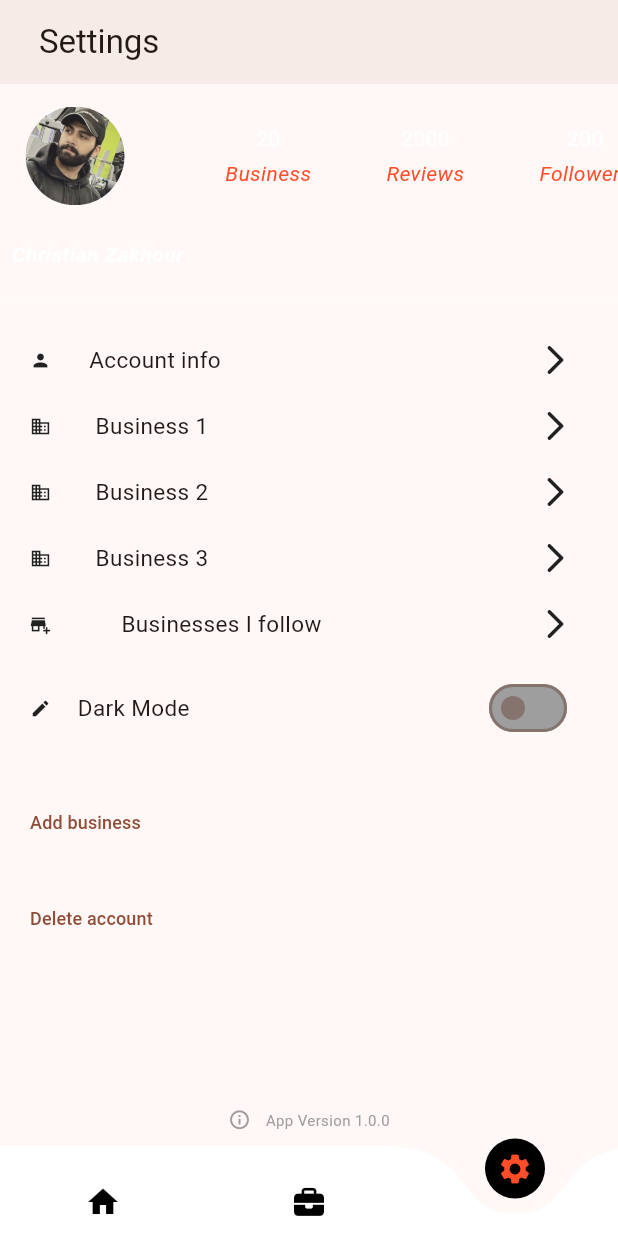
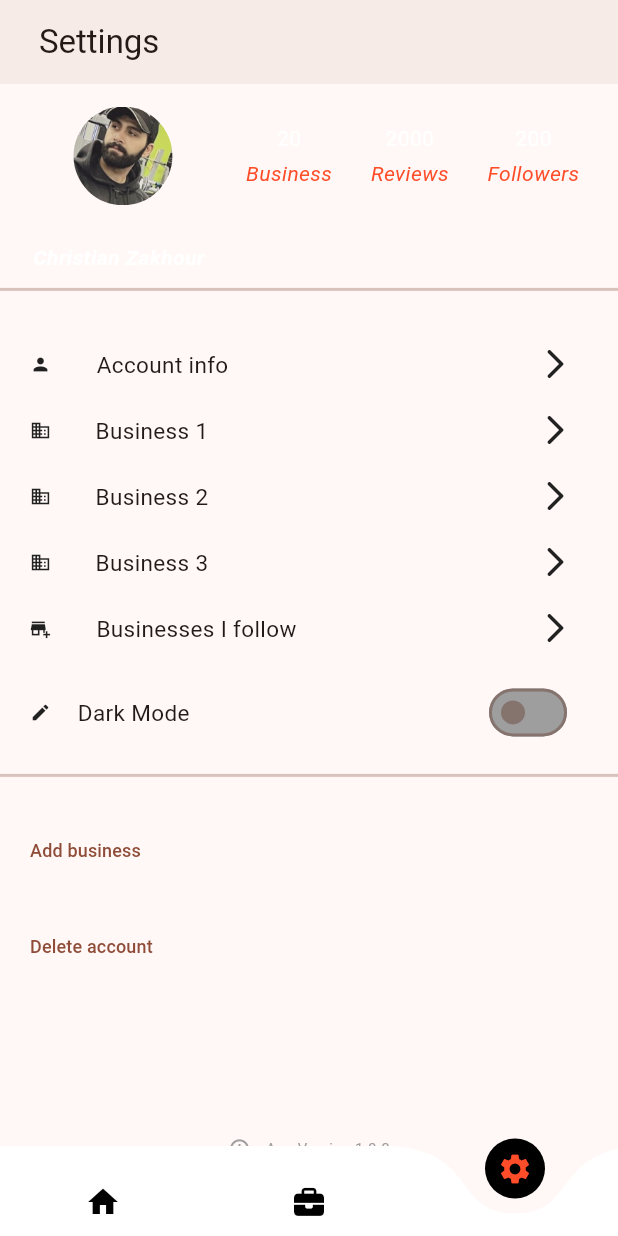
Before and after one commit to Mega-bee/BrandSome, a Flutter app: the screen it shows after launch, item 3 of the bottom bar chosen, on a phone screen of 412 x 824 dp. Run offline on Flutter 3.47's test engine with Material 2 defaults, Android fonts, the phone set to English and light mode, and no system bars; drawn by our look-alikes of curved_navigation_bar; our stand-ins replace equatable, flutter_bloc, flutter_svg, font_awesome_flutter, google_fonts, hive and 3 more; accounts and stored records are empty; network calls fail; Roboto replaces fonts that are missing (Dubai).

Commit message:
settings

```diff
--- a/lib/setting_module/ui/screen/setting_screen.dart
+++ b/lib/setting_module/ui/screen/setting_screen.dart
@@ -40,61 +40,91 @@ class _SettingsScreenState extends State<SettingsScreen> {
       body: SingleChildScrollView(
         child: Column(
           children: [
-                    Row(
-                      children: [
+            Row(mainAxisAlignment: MainAxisAlignment.spaceEvenly, children: [
               Padding(
                   padding: const EdgeInsets.all(15.0),
                   child: Container(
-                            height: MediaQuery.of(context).size.height*0.08,
-                            width:MediaQuery.of(context).size.width*0.17,
-
+                    height: MediaQuery.of(context).size.height * 0.08,
+                    width: MediaQuery.of(context).size.width * 0.20,
                     child: CircleAvatar(
-                              foregroundImage: AssetImage("assets/images/IMG_0095.JPG",),
-                              radius:120,
-
+                      foregroundImage: AssetImage(
+                        "assets/images/IMG_0095.JPG",
+                      ),
+                      radius: 60,
                       backgroundColor: Colors.transparent,
                     ),
-                            // Text("C",style: TextStyle(fontSize: 50,color: Colors.white),),)
                   )),
-                        SizedBox(width: 50,),
-                        Column(children: [
-                          Text("20",style: TextStyle(color: Colors.white,)),
-                          SizedBox(height: 3,
+              Column(
+                children: [
+                  Text("20",
+                      style: TextStyle(
+                        color: Colors.white,
+                      )),
+                  SizedBox(
+                    height: 3,
                   ),
-                          Text("Business",style: TextStyle(color: primaryColor,fontStyle: FontStyle.italic),),
-                        ],),
-                        SizedBox(width: 50,),
-                        Column(children: [
-                          Text("2000",style: TextStyle(color: Colors.white,)),
-                          SizedBox(height: 3,
+                  Text(
+                    "Business",
+                    style: TextStyle(
+                        color: primaryColor, fontStyle: FontStyle.italic),
                   ),
-                          Text("Reviews",style: TextStyle(color: primaryColor,fontStyle: FontStyle.italic),),
-                        ],),
-                        SizedBox(width: 50,),
-                        Column(children: [
-                          Text("200",style: TextStyle(color: Colors.white,)),
-                          SizedBox(height: 3,
+                ],
               ),
-                          Text("Followers",style: TextStyle(color: primaryColor,fontStyle: FontStyle.italic),),
-                        ],),
-
+              Column(
+                children: [
+                  Text("2000",
+                      style: TextStyle(
+                        color: Colors.white,
+                      )),
+                  SizedBox(
+                    height: 3,
+                  ),
+                  Text(
+                    "Reviews",
+                    style: TextStyle(
+                        color: primaryColor, fontStyle: FontStyle.italic),
+                  ),
+                ],
+              ),
+              Column(
+                children: [
+                  Text("200",
+                      style: TextStyle(
+                        color: Colors.white,
+                      )),
+                  SizedBox(
+                    height: 3,
+                  ),
+                  Text(
+                    "Followers",
+                    style: TextStyle(
+                        color: primaryColor, fontStyle: FontStyle.italic),
+                  ),
+                ],
+              ),
             ]),
             Padding(
-                      padding: const EdgeInsets.all(8.0),
+              padding: const EdgeInsetsDirectional.only(start: 22.0,top: 10),
               child: Align(
                   alignment: Alignment.centerLeft,
-                          child: Text("Christian Zakhour ",style: TextStyle(color:Colors.white,fontSize: 14,fontWeight: FontWeight.bold,fontStyle: FontStyle.italic),)),
+                  child: Text(
+                    "Christian Zakhour ",
+                    style: TextStyle(
+                        color: Colors.white,
+                        fontSize: 14,
+                        fontWeight: FontWeight.bold,
+                        fontStyle: FontStyle.italic),
+                  )),
             ),
-
             SizedBox(
-                      height: 10,
+              height: 3,
             ),
-            Container(color:Colors.white,height: 0.1,),
-
+        Divider(
+          thickness: 2,
+        ),
             SizedBox(
               height: 30,
             ),
-
             InkWell(
               onTap: () {
                 Navigator.push(
@@ -103,9 +133,9 @@ class _SettingsScreenState extends State<SettingsScreen> {
                 );
               },
               child: Padding(
-                padding: const EdgeInsets.only(
-                  left: 20.0,
-                  right: 30,
+                padding: const EdgeInsetsDirectional.only(
+                  start: 20.0,
+                  end: 30,
                 ),
                 child: Row(
                   mainAxisAlignment: MainAxisAlignment.spaceBetween,
@@ -121,7 +151,7 @@ class _SettingsScreenState extends State<SettingsScreen> {
                       ),
                     ),
                     SizedBox(
-                      width: 160,
+                      width: 145,
                     ),
                     Icon(
                       Icons.arrow_forward_ios_rounded,
@@ -133,7 +163,6 @@ class _SettingsScreenState extends State<SettingsScreen> {
             SizedBox(
               height: 20,
             ),
-
             Padding(
               padding: const EdgeInsets.only(
                 left: 20.0,
@@ -162,7 +191,6 @@ class _SettingsScreenState extends State<SettingsScreen> {
             SizedBox(
               height: 20,
             ),
-
             Padding(
               padding: const EdgeInsets.only(
                 left: 20.0,
@@ -191,7 +219,6 @@ class _SettingsScreenState extends State<SettingsScreen> {
             SizedBox(
               height: 20,
             ),
-
             Padding(
               padding: const EdgeInsets.only(
                 left: 20.0,
@@ -220,7 +247,6 @@ class _SettingsScreenState extends State<SettingsScreen> {
             SizedBox(
               height: 20,
             ),
-
             InkWell(
               onTap: () {
                 Navigator.push(
@@ -245,7 +271,7 @@ class _SettingsScreenState extends State<SettingsScreen> {
                           fontSize: 15,
                         )),
                     SizedBox(
-                      width: 50,
+                      width: 100,
                     ),
                     Icon(
                       Icons.arrow_forward_ios_rounded,
@@ -257,11 +283,10 @@ class _SettingsScreenState extends State<SettingsScreen> {
             SizedBox(
               height: 20,
             ),
-
             Padding(
-              padding: const EdgeInsets.only(
-                left: 20.0,
-                right: 30,
+              padding: const EdgeInsetsDirectional.only(
+                start: 20.0,
+                end: 30,
               ),
               child: Row(
                 mainAxisAlignment: MainAxisAlignment.spaceBetween,
@@ -297,14 +322,9 @@ class _SettingsScreenState extends State<SettingsScreen> {
             SizedBox(
               height: 10,
             ),
-
-            Container(
-              color: Theme.of(context).scaffoldBackgroundColor,
-
-//              color:  ThemeHelper().getisDark() ? whiteColor : blackColor,
-              height: 0.1,
+           Divider(
+             thickness: 2,
            ),
-
             SizedBox(
               height: 10,
             ),
@@ -329,7 +349,6 @@ class _SettingsScreenState extends State<SettingsScreen> {
                 ),
               ),
             ),
-
             Padding(
               padding: const EdgeInsets.all(8.0),
               child: Align(
```
Lines whose indentation alone changed are shown as unchanged.
